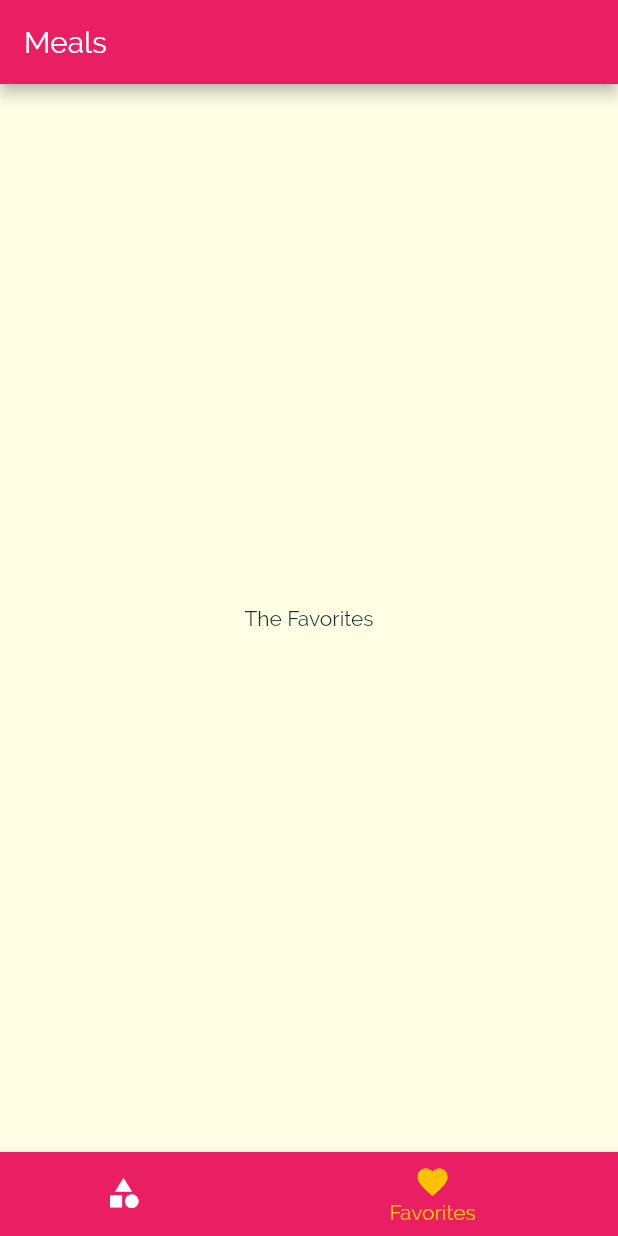
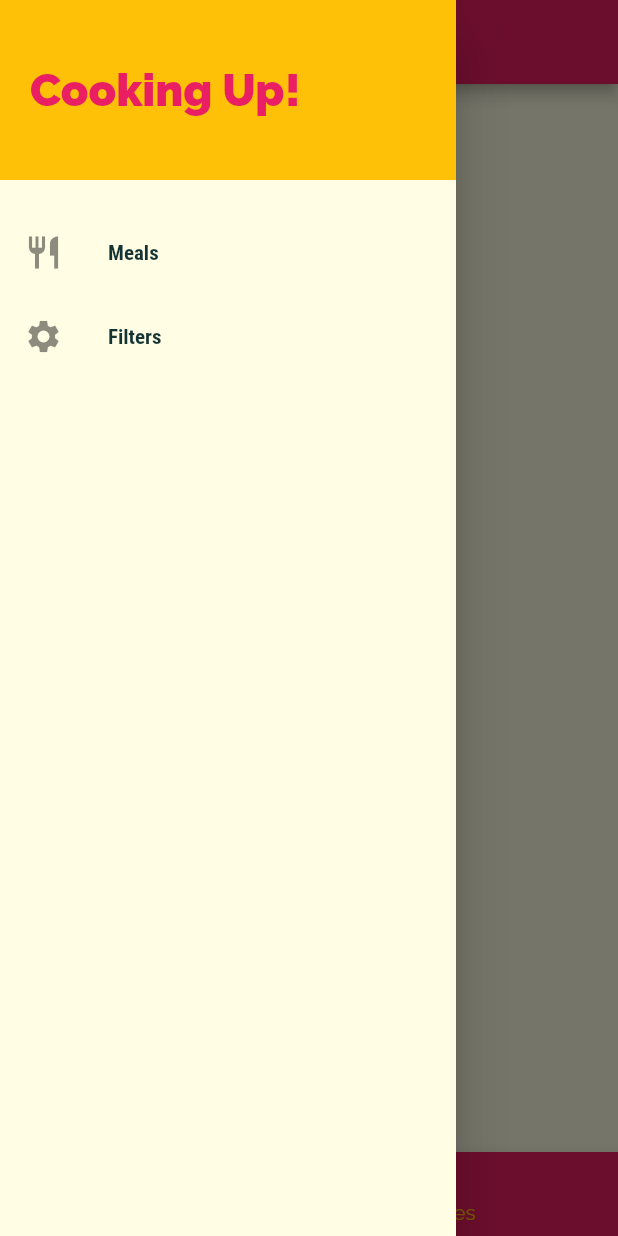
Before and after one commit to Shadow-250/Meal-app, a Flutter app: the screen it shows after launch, item 2 of the bottom bar chosen, with the side drawer open (before the commit the screen has no drawer), on a phone screen of 412 x 824 dp. Run offline on Flutter 3.47's test engine with Material 2 defaults, Android fonts, the phone set to English and light mode, and no system bars.

Commit message:
Adding Links Drawer

```diff
--- a/lib/main.dart
+++ b/lib/main.dart
@@ -1,8 +1,9 @@
 import 'package:flutter/material.dart';
 
+import './screens/filter_screen.dart';
 import './screens/tabs_screen.dart';
 import './screens/meal_detail_screen.dart';
-import './screens/categories_screen.dart';
+// import './screens/categories_screen.dart';
 import './screens/category_meals_screen.dart';
 
 
@@ -37,7 +38,7 @@ class MyApp extends StatelessWidget {
         '/': (ctx) => TabsSceen(),
         CategoryMealsScreen.routeName: (ctx) => CategoryMealsScreen(),
         MealDetailScreen.routeName: (ctx) => MealDetailScreen(),
-
+        FilterScreen.routeName: (ctx) => FilterScreen(),
       },
       // onGenerateRoute: (settings){
       //   print(settings.arguments);
--- /dev/null
+++ b/lib/screens/filter_screen.dart
@@ -0,0 +1,12 @@
+import 'package:flutter/material.dart';
+
+class FilterScreen extends StatelessWidget {
+  static const routeName = '/filters';
+
+  @override
+  Widget build(BuildContext context) {
+    return Center(
+      child: Text('Filter'),
+    );
+  }
+}
--- a/lib/screens/tabs_screen.dart
+++ b/lib/screens/tabs_screen.dart
@@ -1,5 +1,6 @@
 import 'package:flutter/material.dart';
 
+import '../widgets/main_drawer.dart';
 import './favorites-screen.dart';
 import './categories_screen.dart';
 
@@ -29,8 +30,9 @@ class _TabsSceenState extends State<TabsSceen> {
       // initialIndex: 1,
       child: Scaffold(
         appBar: AppBar(
-          title: Text('Meals'),
+          title: Text('Categories'),
         ),
+        drawer: MainDrawer(),
         body: _page[_selectedPageIndex]['page'],
         bottomNavigationBar: BottomNavigationBar(
           onTap: (index) => _selectpage(index),
--- /dev/null
+++ b/lib/widgets/main_drawer.dart
@@ -0,0 +1,56 @@
+import 'package:flutter/material.dart';
+
+import '../screens/filter_screen.dart';
+
+class MainDrawer extends StatelessWidget {
+  Widget buildListTile(String title, IconData icon, Function tapHandler){
+    return ListTile(
+      leading: Icon(icon, size: 26,),
+      title: Text(title, style: TextStyle(
+        fontFamily: 'RobotoCondensed',
+        fontWeight: FontWeight.bold,
+        )
+      ),
+      onTap: tapHandler,
+    );
+  }
+  @override
+  Widget build(BuildContext context) {
+    return Drawer(
+      child: Column(
+        children: <Widget>[
+          Container(
+            height: 120,
+            width: double.infinity,
+            padding: EdgeInsets.all(20),
+            alignment: Alignment.centerLeft,
+            color: Theme.of(context).accentColor,
+            child: Text(
+              'Cooking Up!',
+              style: TextStyle(
+                fontWeight: FontWeight.w900,
+                fontSize: 30,
+                color:Theme.of(context).primaryColor,
+              ),
+            ),
+          ),
+          SizedBox(height: 20,),
+          buildListTile(
+            'Meals',
+            Icons.restaurant,
+            (){
+              Navigator.of(context).pushNamed('/');
+            }
+          ),
+          buildListTile(
+            'Filters',
+            Icons.settings,
+            (){
+              Navigator.of(context).pushNamed(FilterScreen.routeName);
+            }
+          ),
+        ],
+      ),
+    );
+  }
+}
```
